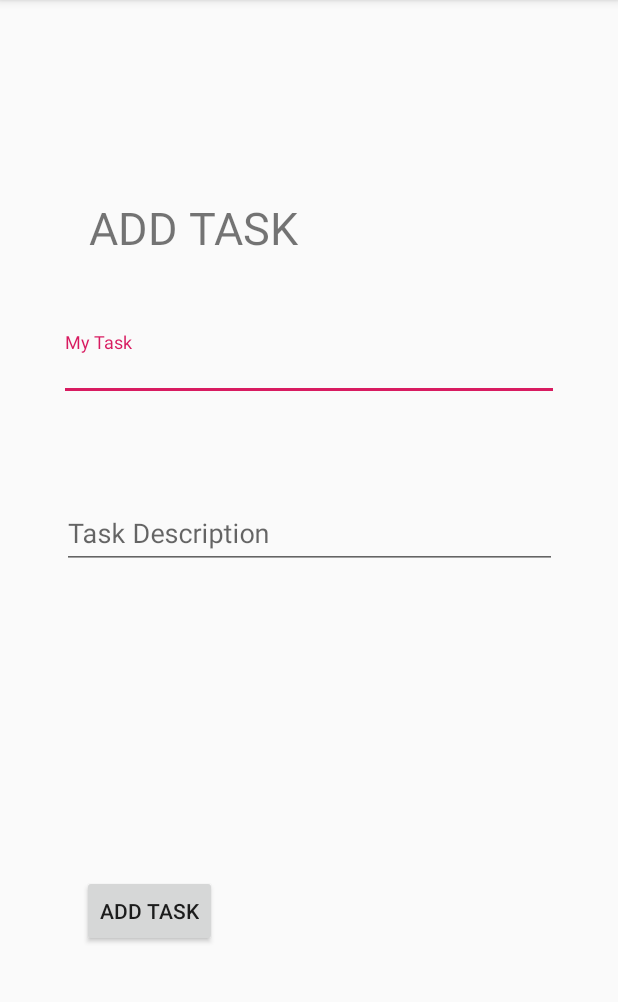
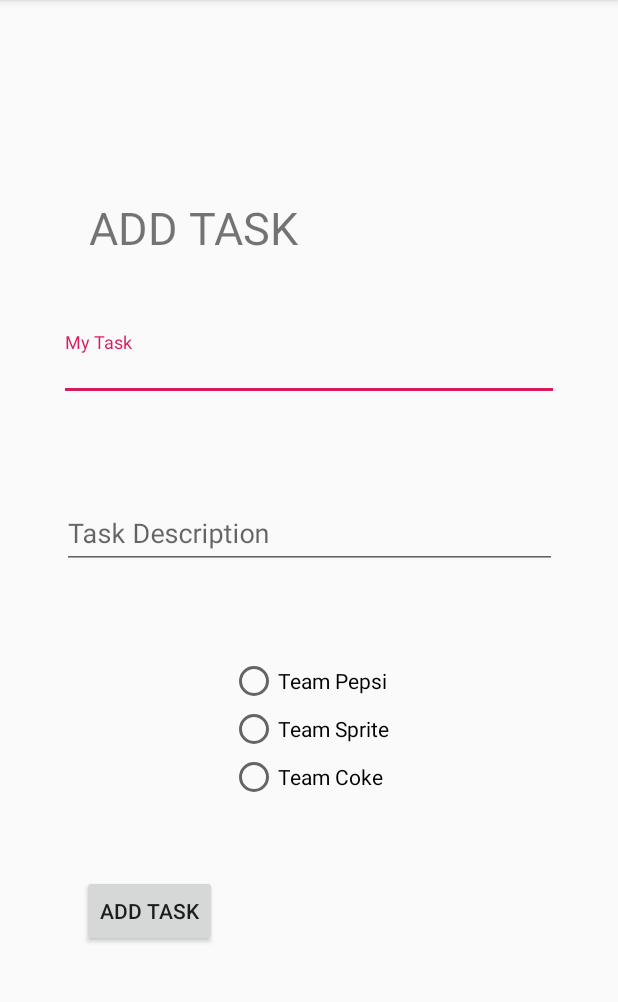
Before and after one commit to RanVaknin/taskmaster, an Android app: the screen it shows after launch (AddTask), after a tap on "ADD TASK", on a phone screen of 412 x 824 dp, the part 84-1086 px from its top. Run offline under Robolectric (Android 15) with nearby library versions, the phone set to English and light mode, and no system bars; libraries missing offline, so code that uses them is left out: com.amazonaws.amplify, com.amazonaws.mobile, com.amazonaws.mobileconnectors, com.apollographql.apollo; 4 statements that could not run were skipped.

Commit message:
added teams

```diff
--- a/app/build.gradle
+++ b/app/build.gradle
@@ -40,4 +40,5 @@ dependencies {
     androidTestImplementation 'androidx.test.ext:junit:1.1.0'
     androidTestImplementation 'androidx.test.espresso:espresso-core:3.1.1'
     implementation 'com.google.android.material:material:1.0.0'
+    androidTestImplementation 'androidx.test:rules:1.2.0-beta01'
 }
--- a/app/src/main/java/com/rafaelsdiamonds/taskmaster/AddTask.java
+++ b/app/src/main/java/com/rafaelsdiamonds/taskmaster/AddTask.java
@@ -8,14 +8,19 @@ import android.util.Log;
 import android.view.View;
 import android.widget.Button;
 import android.widget.EditText;
+import android.widget.RadioButton;
+import android.widget.RadioGroup;
 
 import com.amazonaws.amplify.generated.graphql.CreateTaskMutation;
+import com.amazonaws.amplify.generated.graphql.ListTeamsQuery;
 import com.amazonaws.mobile.config.AWSConfiguration;
 import com.amazonaws.mobileconnectors.appsync.AWSAppSyncClient;
 import com.apollographql.apollo.GraphQLCall;
 import com.apollographql.apollo.api.Response;
 import com.apollographql.apollo.exception.ApolloException;
 import com.example.taskmaster.R;
+
+import java.util.HashMap;
 
 import javax.annotation.Nonnull;
 
@@ -24,6 +29,10 @@ import type.CreateTaskInput;
 public class AddTask extends AppCompatActivity {
 
     private AWSAppSyncClient mAWSAppSyncClient;
+    RadioButton radioButton;
+    private static final int teamPepsiRadioButtonId = 2131230983;//first radio button id
+    private static final int teamSpriteRadioButtonId = 2131230984;//second radio button id
+    private static final int teamCokeRadioButtonId = 2131230981;//third radio button id
 
 
     @Override
@@ -31,42 +40,81 @@ public class AddTask extends AppCompatActivity {
         super.onCreate(savedInstanceState);
         setContentView(R.layout.activity_addtask);
 
+        mAWSAppSyncClient = AWSAppSyncClient.builder()
+                .context(getApplicationContext())
+                .awsConfiguration(new AWSConfiguration(getApplicationContext()))
+                .build();
 
+
+        ListTeamsQuery teams = ListTeamsQuery.builder().build();
+        final HashMap<String, String> teamHashmap = new HashMap<>();
+        mAWSAppSyncClient.query(teams).enqueue(new GraphQLCall.Callback<ListTeamsQuery.Data>() {
+            @Override
+            public void onResponse(@Nonnull Response<ListTeamsQuery.Data> response) {
+                for (ListTeamsQuery.Item team : response.data().listTeams().items()) {
+                    teamHashmap.put(team.name(), team.id());
+                }
+            }
+
+            @Override
+            public void onFailure(@Nonnull ApolloException e) {
+                Log.i("ran", "failed to pull from db");
+            }
+        });
+
+        final RadioGroup radioGroup = (RadioGroup) findViewById(R.id.taskTeamRadioGroup);
+        radioGroup.setOnCheckedChangeListener(new RadioGroup.OnCheckedChangeListener() {
+            @Override
+            public void onCheckedChanged(RadioGroup group, int checkedId) {
+
+            }
+        });
 
         Button b = findViewById(R.id.saveTaskToDbButton);
 
         b.setOnClickListener(new View.OnClickListener(){
             public void onClick(View v){
+                final int selectedId = radioGroup.getCheckedRadioButtonId();
+
+
+                // determining the string value of radio button based on auto generated id number of radio number.
+                String selectedTeamTextToChange = "";
+                if(selectedId == teamPepsiRadioButtonId){
+                    selectedTeamTextToChange = "teamPepsi";
+                } else if (selectedId == teamSpriteRadioButtonId){
+                    selectedTeamTextToChange = "teamSprite";
+                } else if (selectedId == teamCokeRadioButtonId){
+                    selectedTeamTextToChange = "teamCoke";
+                }
+                radioButton = findViewById(selectedId);
                 EditText taskTitle = findViewById(R.id.addTaskTitle);
                 EditText taskBody = findViewById(R.id.addTaskBody);
                 setContentView(R.layout.activity_main);
-
-                mAWSAppSyncClient = AWSAppSyncClient.builder()
-                        .context(getApplicationContext())
-                        .awsConfiguration(new AWSConfiguration(getApplicationContext()))
-                        .build();
+                System.out.println("selectedTeamTextToChange = " + selectedTeamTextToChange);
+                System.out.println("this thing is amazing" +teamHashmap.get(selectedTeamTextToChange));
 
                 CreateTaskInput createTaskInput = CreateTaskInput.builder()
                         .title(taskTitle.getText().toString())
                         .body(taskBody.getText().toString())
+                        .taskTeamId(teamHashmap.get(selectedTeamTextToChange))
                         .state("new")
                         .build();
+
 
                 mAWSAppSyncClient.mutate(CreateTaskMutation.builder().input(createTaskInput).build()).enqueue(
                         new GraphQLCall.Callback<CreateTaskMutation.Data>() {
                             @Override
                             public void onResponse(@Nonnull Response<CreateTaskMutation.Data> response) {
-                                Log.i("ran", response.data().toString());
+                                Log.e("rvrv", response.data().toString());
                             }
 
                             @Override
                             public void onFailure(@Nonnull ApolloException e) {
-                                Log.i("ran", "failed to save to database");
+                                Log.e("rvrv", "failed to save to database");
                             }
                         }
                 );
-                Intent i = new Intent(getApplicationContext(),AllTasks.class);
-                startActivity(i);
+                finish();
             }
 
 
--- a/app/src/main/java/com/rafaelsdiamonds/taskmaster/MainActivity.java
+++ b/app/src/main/java/com/rafaelsdiamonds/taskmaster/MainActivity.java
@@ -1,20 +1,21 @@
 package com.rafaelsdiamonds.taskmaster;
 
 import androidx.appcompat.app.AppCompatActivity;
-import androidx.fragment.app.Fragment;
 import androidx.recyclerview.widget.RecyclerView;
-import androidx.room.Room;
 
 import android.content.Intent;
 import android.content.SharedPreferences;
 import android.os.Bundle;
 import android.preference.PreferenceManager;
-import android.util.Log;
+
 import android.view.View;
-import android.widget.Adapter;
 import android.widget.Button;
 import android.widget.TextView;
 
+import com.amazonaws.amplify.generated.graphql.ListTasksQuery;
+import com.amazonaws.amplify.generated.graphql.ListTeamsQuery;
+import com.amazonaws.mobile.config.AWSConfiguration;
+import com.amazonaws.mobileconnectors.appsync.AWSAppSyncClient;
 import com.example.taskmaster.R;
 
 public class MainActivity extends AppCompatActivity {
@@ -22,11 +23,24 @@ public class MainActivity extends AppCompatActivity {
     Button cleanButton;
     Button cookButton;
     RecyclerView recyclerView;
+    private AWSAppSyncClient mAWSAppSyncClient;
+    Team teamSprite;
+    Team teamPepsi;
+    Team teamCoke;
+
+    String[] taskName;
+    String[] taskState;
 
     @Override
     protected void onCreate(Bundle savedInstanceState) {
         super.onCreate(savedInstanceState);
         setContentView(R.layout.activity_main);
+
+        setContentView(R.layout.activity_main);
+        mAWSAppSyncClient = AWSAppSyncClient.builder()
+                .context(getApplicationContext())
+                .awsConfiguration(new AWSConfiguration(getApplicationContext()))
+                .build();
 
 
         Button addTaskButton = findViewById(R.id.add_task);
@@ -59,7 +73,6 @@ public class MainActivity extends AppCompatActivity {
         });
 
 
-
     }
 
     @Override
@@ -75,6 +88,7 @@ public class MainActivity extends AppCompatActivity {
         }
 
 
+    }
 
-    }
+
 }
--- a/app/src/main/res/layout/activity_addtask.xml
+++ b/app/src/main/res/layout/activity_addtask.xml
@@ -5,6 +5,37 @@
     android:layout_width="match_parent"
     android:layout_height="match_parent"
     tools:context="com.rafaelsdiamonds.taskmaster.AddTask">
+
+    <RadioGroup
+        android:id="@+id/taskTeamRadioGroup"
+        android:layout_width="wrap_content"
+        android:layout_height="wrap_content"
+        app:layout_constraintBottom_toTopOf="@+id/saveTaskToDbButton"
+        app:layout_constraintEnd_toEndOf="parent"
+        app:layout_constraintStart_toStartOf="parent"
+        app:layout_constraintTop_toBottomOf="@+id/textInputLayout3">
+
+        <RadioButton
+            android:id="@+id/teamPepsi"
+            android:layout_width="match_parent"
+            android:layout_height="wrap_content"
+            android:text="Team Pepsi"
+            tools:text="teamPepsi" />
+
+        <RadioButton
+            android:id="@+id/teamSprite"
+            android:layout_width="match_parent"
+            android:layout_height="wrap_content"
+            android:text="Team Sprite"
+            tools:text="teamSprite" />
+
+        <RadioButton
+            android:id="@+id/teamCoke"
+            android:layout_width="match_parent"
+            android:layout_height="wrap_content"
+            android:text="Team Coke"
+            tools:text="teamCoke" />
+    </RadioGroup>
 
     <TextView
         android:id="@+id/myTasks2"
@@ -20,6 +51,7 @@
         app:layout_constraintVertical_bias="0.181" />
 
     <com.google.android.material.textfield.TextInputLayout
+        android:id="@+id/textInputLayout"
         android:layout_width="333dp"
         android:layout_height="46dp"
         app:layout_constraintBottom_toBottomOf="parent"
```
Also changed, not shown: app/src/main/java/com/rafaelsdiamonds/taskmaster/MyTaskRecyclerViewAdapter.java (+11 -1 lines), app/src/main/java/com/rafaelsdiamonds/taskmaster/Settings.java (+29 -2 lines), app/src/main/java/com/rafaelsdiamonds/taskmaster/TaskDetail.java (+28 -8 lines), app/src/main/java/com/rafaelsdiamonds/taskmaster/Team.java (added, +45 -0 lines), app/src/main/res/layout/activity_main.xml (+13 -20 lines), app/src/main/res/layout/activity_settings.xml (+32 -1 lines), app/src/main/res/layout/activity_task_detail.xml (+12 -0 lines), app/src/main/graphql/schema.json, 7 other files.
